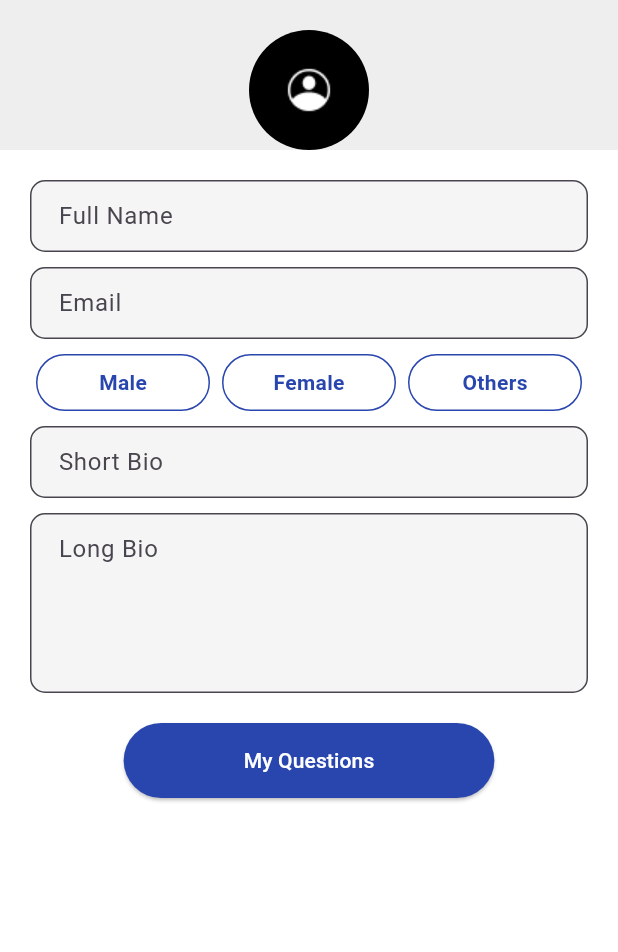
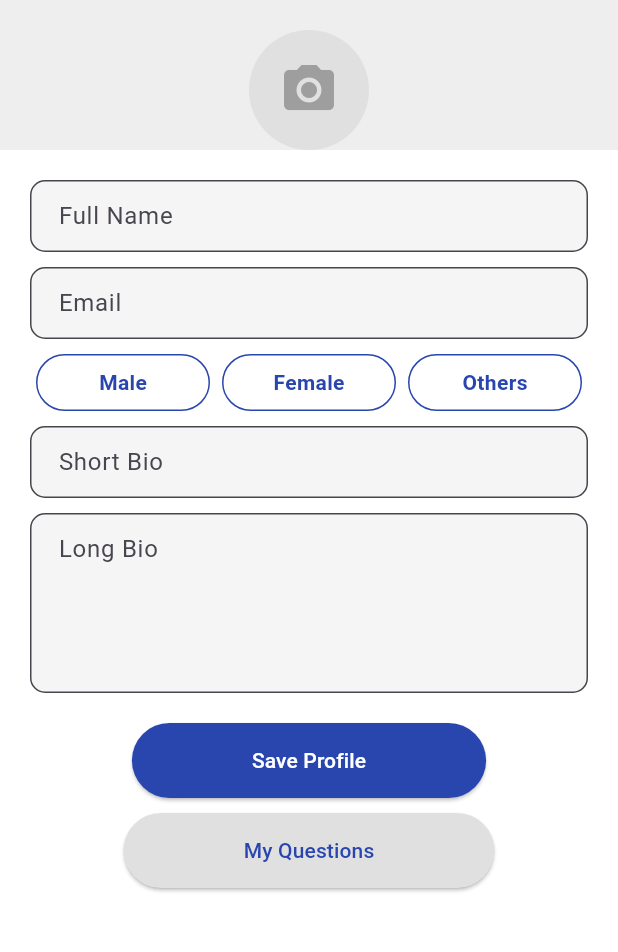
Before and after one commit to nidhish35/UniBridge, a Flutter app: the ProfileScreen screen opened by its route, on a phone screen of 412 x 824 dp, the part 84-1036 px from its top. Run offline on Flutter 3.47's test engine with Material 3 defaults, Android fonts, the phone set to English and light mode, and no system bars; our stand-ins replace cloud_firestore, email_validator, firebase_auth, firebase_core, firebase_storage, google_sign_in and 1 more; accounts and stored records are empty.

Commit message:
save profile

```diff
--- a/lib/profile.dart
+++ b/lib/profile.dart
@@ -1,6 +1,9 @@
+import 'dart:io';
 import 'package:flutter/material.dart';
 import 'package:firebase_auth/firebase_auth.dart';
 import 'package:cloud_firestore/cloud_firestore.dart';
+import 'package:firebase_storage/firebase_storage.dart';
+import 'package:image_picker/image_picker.dart';
 import 'constraints/app_colors.dart';
 import 'myquestion.dart';
 
@@ -19,6 +22,7 @@ class _ProfileScreenState extends State<ProfileScreen> {
   String _selectedGender = "Female";
   User? _currentUser;
   String _profileImageUrl = '';
+  XFile? _pickedImage;
 
   @override
   void initState() {
@@ -51,6 +55,65 @@ class _ProfileScreenState extends State<ProfileScreen> {
     }
   }
 
+  Future<void> _pickImage() async {
+    final picker = ImagePicker();
+    final pickedFile = await picker.pickImage(source: ImageSource.gallery);
+
+    if (pickedFile != null) {
+      setState(() {
+        _pickedImage = pickedFile;
+      });
+    }
+  }
+
+  Future<void> _saveProfile() async {
+    if (_currentUser == null) return;
+
+    try {
+      String? imageUrl;
+      if (_pickedImage != null) {
+        Reference storageRef = FirebaseStorage.instance
+            .ref()
+            .child('profile_images/${_currentUser!.uid}');
+        UploadTask uploadTask = storageRef.putFile(File(_pickedImage!.path));
+        TaskSnapshot snapshot = await uploadTask;
+        imageUrl = await snapshot.ref.getDownloadURL();
+      }
+
+      Map<String, dynamic> updateData = {
+        'fullName': _nameController.text,
+        'gender': _selectedGender,
+        'shortBio': _shortBioController.text,
+        'longBio': _longBioController.text,
+      };
+
+      if (imageUrl != null) {
+        updateData['photoUrl'] = imageUrl;
+        setState(() {
+          _profileImageUrl = imageUrl!;
+          _pickedImage = null;
+        });
+      }
+
+      await FirebaseFirestore.instance
+          .collection('users')
+          .doc(_currentUser!.uid)
+          .update(updateData);
+
+      if (_nameController.text.isNotEmpty) {
+        await _currentUser!.updateDisplayName(_nameController.text);
+      }
+
+      ScaffoldMessenger.of(context).showSnackBar(
+        const SnackBar(content: Text('Profile updated successfully')),
+      );
+    } catch (e) {
+      ScaffoldMessenger.of(context).showSnackBar(
+        SnackBar(content: Text('Error updating profile: $e')),
+      );
+    }
+  }
+
   void _selectGender(String gender) {
     setState(() {
       _selectedGender = gender;
@@ -67,10 +130,21 @@ class _ProfileScreenState extends State<ProfileScreen> {
   }
 
   Widget _buildProfileImage() {
-    return CircleAvatar(
+    return GestureDetector(
+      onTap: _pickImage,
+      child: CircleAvatar(
         radius: 40,
-      backgroundColor: Colors.black,
-      child: _profileImageUrl.isNotEmpty
+        backgroundColor: Colors.grey[300],
+        child: _pickedImage != null
+            ? ClipOval(
+          child: Image.file(
+            File(_pickedImage!.path),
+            width: 76,
+            height: 76,
+            fit: BoxFit.cover,
+          ),
+        )
+            : (_profileImageUrl.isNotEmpty
             ? ClipOval(
           child: Image.network(
             _profileImageUrl,
@@ -79,20 +153,23 @@ class _ProfileScreenState extends State<ProfileScreen> {
             fit: BoxFit.cover,
           ),
         )
-          : Image.asset('assets/images/profile.png', width: 40, height: 40),
+            : const Icon(Icons.camera_alt, size: 40, color: Colors.grey)),
+      ),
     );
   }
 
-  Widget _buildTextField(TextEditingController controller, String hintText, {int maxLines = 1}) {
+  Widget _buildTextField(TextEditingController controller, String hintText,
+      {int maxLines = 1}) {
     return Padding(
       padding: const EdgeInsets.symmetric(horizontal: 20),
       child: TextField(
         controller: controller,
         maxLines: maxLines,
-        readOnly: true,
+        readOnly: hintText == "Email",
         decoration: InputDecoration(
           hintText: hintText,
-          contentPadding: const EdgeInsets.symmetric(horizontal: 15, vertical: 12),
+          contentPadding:
+          const EdgeInsets.symmetric(horizontal: 15, vertical: 12),
           border: OutlineInputBorder(borderRadius: BorderRadius.circular(10)),
           filled: true,
           fillColor: Colors.grey[100],
@@ -157,7 +234,8 @@ class _ProfileScreenState extends State<ProfileScreen> {
         ),
         centerTitle: true,
       ),
-      body: Column(
+      body: SingleChildScrollView(
+        child: Column(
           children: [
             Container(
               width: double.infinity,
@@ -180,21 +258,39 @@ class _ProfileScreenState extends State<ProfileScreen> {
             _buildTextField(_longBioController, "Long Bio", maxLines: 4),
             const SizedBox(height: 20),
             ElevatedButton(
+              onPressed: _saveProfile,
+              style: ElevatedButton.styleFrom(
+                backgroundColor: AppColors.primaryBlue,
+                foregroundColor: Colors.white,
+                padding:
+                const EdgeInsets.symmetric(horizontal: 80, vertical: 15),
+                shape: RoundedRectangleBorder(
+                    borderRadius: BorderRadius.circular(25)),
+              ),
+              child: const Text("Save Profile"),
+            ),
+            const SizedBox(height: 10),
+            ElevatedButton(
               onPressed: () {
                 Navigator.push(
                   context,
-                MaterialPageRoute(builder: (context) => const MyQuestionScreen()),
+                  MaterialPageRoute(
+                      builder: (context) => const MyQuestionScreen()),
                 );
               },
               style: ElevatedButton.styleFrom(
-              backgroundColor: AppColors.primaryBlue,
-              foregroundColor: Colors.white,
-              padding: const EdgeInsets.symmetric(horizontal: 80, vertical: 15),
-              shape: RoundedRectangleBorder(borderRadius: BorderRadius.circular(25)),
+                backgroundColor: Colors.grey[300],
+                foregroundColor: AppColors.primaryBlue,
+                padding:
+                const EdgeInsets.symmetric(horizontal: 80, vertical: 15),
+                shape: RoundedRectangleBorder(
+                    borderRadius: BorderRadius.circular(25)),
               ),
               child: const Text("My Questions"),
             ),
+            const SizedBox(height: 20),
           ],
+        ),
       ),
     );
   }
--- a/pubspec.yaml
+++ b/pubspec.yaml
@@ -36,6 +36,8 @@ dependencies:
   google_sign_in: ^6.1.7
   email_validator: ^3.0.0
   cloud_firestore: ^5.6.5
+  image_picker: ^0.8.7+1
+  firebase_storage: ^12.4.4
 
 
   # The following adds the Cupertino Icons font to your application.
```
Also changed, not shown: pubspec.lock, 1 other file. Lines whose indentation alone changed are shown as unchanged.
